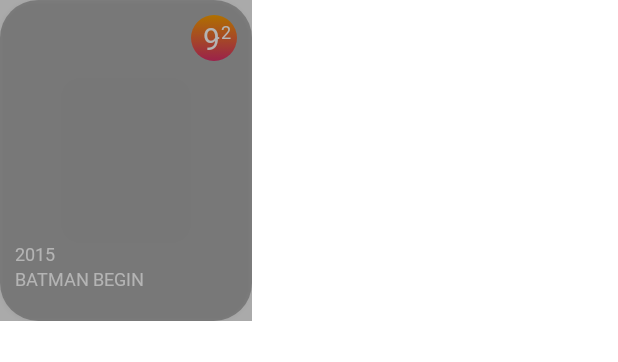
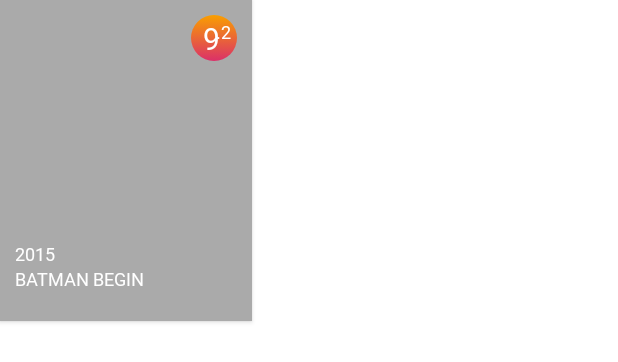
Before and after one commit to Crystal-Technologies-Ltd/delloite-challenge, an Android app: the layout rcvitem_movie.xml on its own in the app's theme, with its tools: preview values and no code run, on a phone screen of 412 x 824 dp. Shown: the top 362 px of the screen. Run offline under Robolectric (Android 15) with nearby library versions, the phone set to English and light mode, and no system bars.

```diff
--- a/app/src/main/res/layout/rcvitem_movie.xml
+++ b/app/src/main/res/layout/rcvitem_movie.xml
@@ -16,14 +16,13 @@
   <androidx.constraintlayout.widget.ConstraintLayout
     android:layout_width="168dp"
     android:layout_height="214dp"
-    tools:background="@android:color/darker_gray">
+    android:elevation="2dp"
+    android:background="@android:color/darker_gray">
 
     <ImageView
       android:id="@+id/movie_imv_poster"
       android:layout_width="match_parent"
       android:layout_height="match_parent"
-      android:background="@drawable/shadow_rect"
-      android:elevation="2dp"
       app:layout_constraintStart_toStartOf="parent"
       app:layout_constraintTop_toTopOf="parent"
       android:onClick="@{clickListener}"
```
